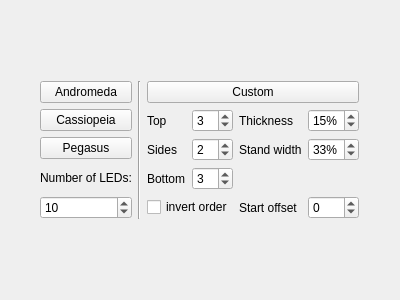
Qt form Software/src/wizard/ZonePlacementPage.ui (woodenshark/Lightpack) before a commit.
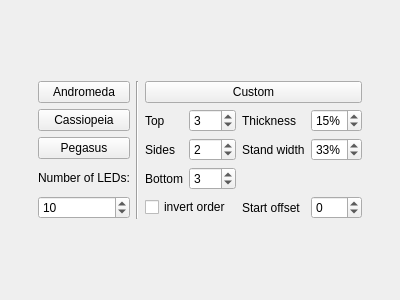
The same form after that commit.

The edit to the form file:
```diff
--- a/Software/src/wizard/ZonePlacementPage.ui
+++ b/Software/src/wizard/ZonePlacementPage.ui
@@ -121,6 +121,9 @@
          <property name="value">
           <number>3</number>
          </property>
+         <property name="maximum">
+          <number>999</number>
+         </property>
         </widget>
        </item>
        <item row="3" column="0">
@@ -158,6 +161,9 @@
          <property name="value">
           <number>2</number>
          </property>
+         <property name="maximum">
+          <number>999</number>
+         </property>
         </widget>
        </item>
        <item row="1" column="2">
@@ -172,6 +178,9 @@
          <property name="value">
           <number>3</number>
          </property>
+         <property name="maximum">
+          <number>999</number>
+         </property>
         </widget>
        </item>
        <item row="0" column="0" colspan="4">
```
